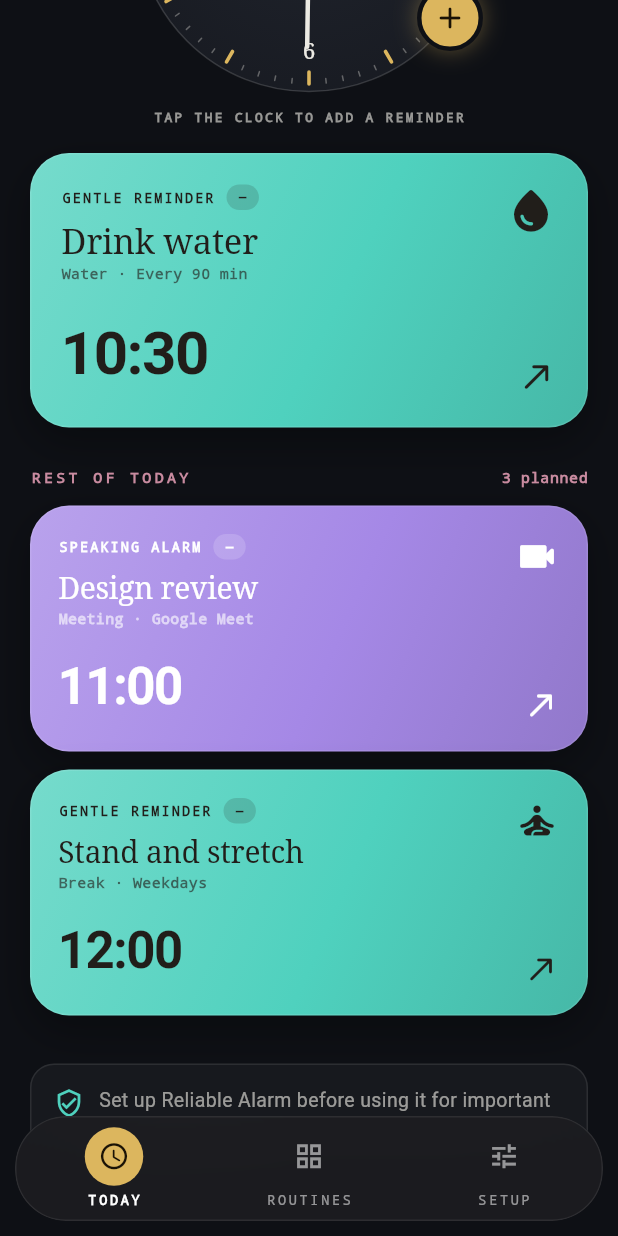
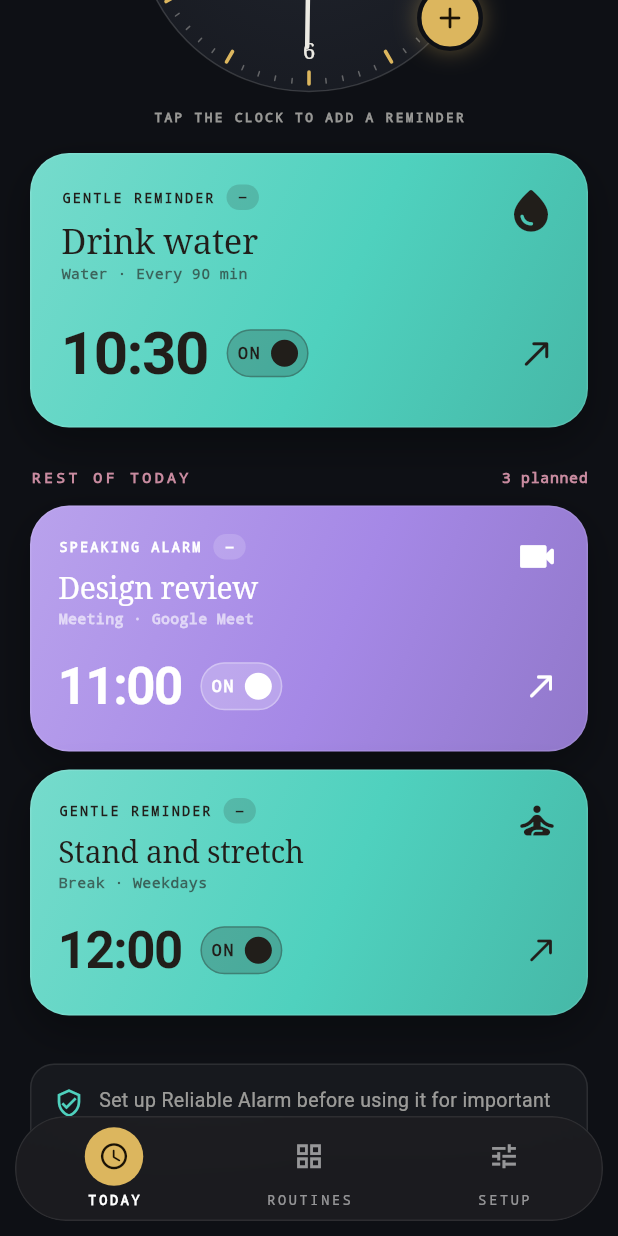
Before and after one commit to bakar-sage101/Speaking-Clock-2, a Flutter app: the screen it shows after launch, scrolled down 576 dp, on a phone screen of 412 x 824 dp. Run offline on Flutter 3.47's test engine with Material 3 defaults, Android fonts, the phone set to English and light mode, and no system bars; our stand-ins replace drift; accounts and stored records are empty; generated files the repository leaves out were written again.

Commit message:
feat: add toggle functionality for reminders in detail and today screens

```diff
--- a/lib/app/speaking_clock_app.dart
+++ b/lib/app/speaking_clock_app.dart
@@ -436,6 +436,7 @@ class _SpeakingClockAppState extends State<SpeakingClockApp>
                       reminders: _reminders,
                       onAdd: _showAddReminder,
                       onOpenReminder: _openReminderDetails,
+                      onToggleEnabled: _toggleReminder,
                       onOpenReliability: () => _navigatorKey.currentState!
                           .push(
                             MaterialPageRoute<void>(
--- a/lib/screens/reminder_detail/reminder_detail_screen.dart
+++ b/lib/screens/reminder_detail/reminder_detail_screen.dart
@@ -130,16 +130,23 @@ class ReminderDetailScreen extends StatelessWidget {
   }
 }
 
-class _DetailHero extends StatelessWidget {
+class _DetailHero extends StatefulWidget {
   const _DetailHero({required this.reminder, required this.onToggleEnabled});
 
   final Reminder reminder;
   final ValueChanged<bool> onToggleEnabled;
 
   @override
+  State<_DetailHero> createState() => _DetailHeroState();
+}
+
+class _DetailHeroState extends State<_DetailHero> {
+  late bool enabled = widget.reminder.enabled;
+
+  @override
   Widget build(BuildContext context) {
+    final reminder = widget.reminder;
     final mode = reminder.deliveryMode;
-    final enabled = reminder.enabled;
     final light = Theme.of(context).brightness == Brightness.light;
     final base = enabled ? _intensityColor(mode) : AppColors.boneDim;
     final onCover = ThemeData.estimateBrightnessForColor(base) == Brightness.dark
@@ -258,7 +265,10 @@ class _DetailHero extends StatelessWidget {
                       ),
                       Switch.adaptive(
                         value: enabled,
-                        onChanged: onToggleEnabled,
+                        onChanged: (value) {
+                          setState(() => enabled = value);
+                          widget.onToggleEnabled(value);
+                        },
                         activeThumbColor: onCover,
                         activeTrackColor: onCover.withValues(alpha: 0.4),
                       ),
--- a/lib/screens/today/today_screen.dart
+++ b/lib/screens/today/today_screen.dart
@@ -6,6 +6,7 @@ class TodayScreen extends StatelessWidget {
     required this.reminders,
     required this.onAdd,
     required this.onOpenReminder,
+    required this.onToggleEnabled,
     required this.onOpenReliability,
     required this.readiness,
   });
@@ -13,6 +14,7 @@ class TodayScreen extends StatelessWidget {
   final List<Reminder> reminders;
   final VoidCallback onAdd;
   final ValueChanged<Reminder> onOpenReminder;
+  final void Function(Reminder reminder, bool enabled) onToggleEnabled;
   final VoidCallback onOpenReliability;
   final AlarmReadiness? readiness;
 
@@ -48,6 +50,7 @@ class TodayScreen extends StatelessWidget {
             reminder: next,
             big: true,
             onTap: () => onOpenReminder(next),
+            onToggleEnabled: (value) => onToggleEnabled(next, value),
           ),
         const SizedBox(height: 26),
         Row(
@@ -68,6 +71,7 @@ class TodayScreen extends StatelessWidget {
               reminder: reminder,
               big: false,
               onTap: () => onOpenReminder(reminder),
+              onToggleEnabled: (value) => onToggleEnabled(reminder, value),
             ),
           ),
         const SizedBox(height: 20),
@@ -360,11 +364,13 @@ class _FolderReminderCard extends StatelessWidget {
     required this.reminder,
     required this.big,
     required this.onTap,
+    required this.onToggleEnabled,
   });
 
   final Reminder reminder;
   final bool big;
   final VoidCallback onTap;
+  final ValueChanged<bool> onToggleEnabled;
 
   @override
   Widget build(BuildContext context) {
@@ -468,7 +474,7 @@ class _FolderReminderCard extends StatelessWidget {
             ),
             SizedBox(height: big ? 18 : 14),
             Row(
-              crossAxisAlignment: CrossAxisAlignment.end,
+              crossAxisAlignment: CrossAxisAlignment.center,
               children: [
                 Text.rich(
                   TextSpan(
@@ -489,11 +495,69 @@ class _FolderReminderCard extends StatelessWidget {
                     ],
                   ),
                 ),
+                const SizedBox(width: 12),
+                _OnOffToggle(
+                  enabled: enabled,
+                  onCover: onCover,
+                  onChanged: onToggleEnabled,
+                ),
                 const Spacer(),
                 Icon(Icons.north_east_rounded, color: onCover, size: big ? 26 : 24),
               ],
             ),
           ],
+        ),
+      ),
+    );
+  }
+}
+
+/// Compact On/Off switch that lives on a reminder card. Uses the card's
+/// [onCover] colour so it reads on any intensity fill. Has its own tap target
+/// so flipping it does not also open the detail sheet.
+class _OnOffToggle extends StatelessWidget {
+  const _OnOffToggle({
+    required this.enabled,
+    required this.onCover,
+    required this.onChanged,
+  });
+
+  final bool enabled;
+  final Color onCover;
+  final ValueChanged<bool> onChanged;
+
+  @override
+  Widget build(BuildContext context) {
+    final knob = Container(
+      height: 18,
+      width: 18,
+      decoration: BoxDecoration(
+        color: enabled ? onCover : onCover.withValues(alpha: 0.55),
+        shape: BoxShape.circle,
+      ),
+    );
+    final label = Text(
+      enabled ? 'ON' : 'OFF',
+      style: _mono(size: 11, color: onCover, spacing: 1.2),
+    );
+    return GestureDetector(
+      behavior: HitTestBehavior.opaque,
+      onTap: () => onChanged(!enabled),
+      child: AnimatedContainer(
+        duration: const Duration(milliseconds: 200),
+        curve: Curves.easeOut,
+        height: 32,
+        padding: const EdgeInsets.symmetric(horizontal: 6),
+        decoration: BoxDecoration(
+          color: onCover.withValues(alpha: enabled ? 0.22 : 0.10),
+          borderRadius: BorderRadius.circular(999),
+          border: Border.all(color: onCover.withValues(alpha: 0.30)),
+        ),
+        child: Row(
+          mainAxisSize: MainAxisSize.min,
+          children: enabled
+              ? [label, const SizedBox(width: 7), knob]
+              : [knob, const SizedBox(width: 7), label],
         ),
       ),
     );
```
